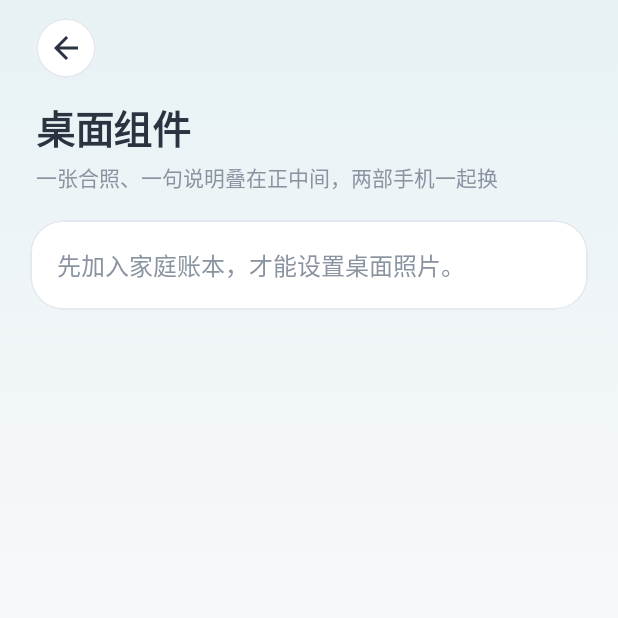
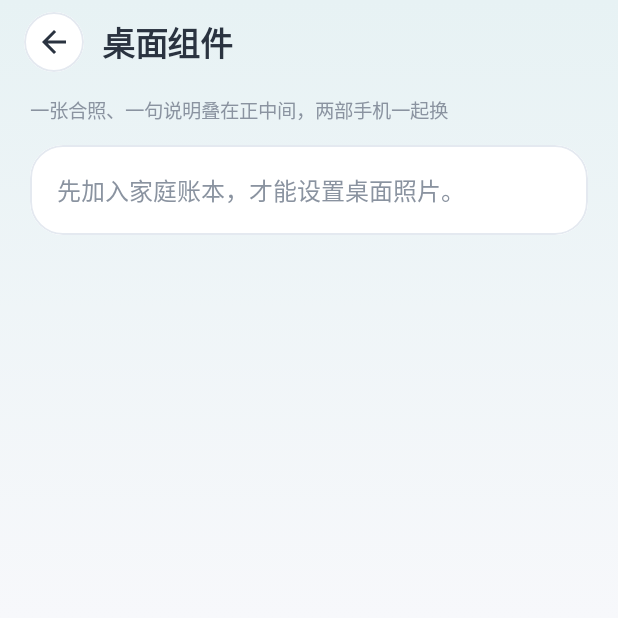
Before and after one commit to anliluZoe/GuanGuanHua, an Android app built with Jetpack Compose: the WidgetScreen screen opened through its navigation route, on a phone screen of 412 x 824 dp, the top half of it. Run offline under Robolectric (Android 15) with nearby library versions, the phone set to English and light mode, and no system bars; libraries missing offline, so code that uses them is left out: androidx.glance, androidx.glance.appwidget; pictures from the network do not load.

Commit message:
我们页去掉重复大头像，编辑页改用紧凑标题
浏览「我们」只在顶栏保留叠放双头像，资料卡改为「我 × 另一半」、家庭码和编辑资料。编辑资料与桌面组件改为返回加标题的顶栏，编辑页只显示自己的头像。家庭码复制仍用原来的 Snackbar。

Co-authored-by: anliluZoe <anliluZoe@users.noreply.github.com>

```diff
--- a/app/src/main/java/com/guanguanhua/app/ui/Avatar.kt
+++ b/app/src/main/java/com/guanguanhua/app/ui/Avatar.kt
@@ -105,6 +105,9 @@ fun MemberAvatar(
     }
 }
 
+/** 对方头像相对「我」向右露出的比例。越小，顶栏双头像叠得越紧。 */
+internal const val STACKED_AVATAR_SHIFT_FRACTION = 0.28f
+
 @Composable
 fun StackedAvatars(
     meName: String,
@@ -116,7 +119,7 @@ fun StackedAvatars(
     modifier: Modifier = Modifier,
     size: Dp = 56.dp,
 ) {
-    val overlap = if (partnerName == null) 0.dp else size * 0.42f
+    val overlap = if (partnerName == null) 0.dp else size * STACKED_AVATAR_SHIFT_FRACTION
     Box(modifier.size(width = size + overlap, height = size)) {
         if (partnerName != null) {
             MemberAvatar(
--- a/app/src/main/java/com/guanguanhua/app/ui/Components.kt
+++ b/app/src/main/java/com/guanguanhua/app/ui/Components.kt
@@ -11,8 +11,10 @@ import androidx.compose.foundation.layout.BoxScope
 import androidx.compose.foundation.layout.Column
 import androidx.compose.foundation.layout.ColumnScope
 import androidx.compose.foundation.layout.IntrinsicSize
+import androidx.compose.foundation.layout.PaddingValues
 import androidx.compose.foundation.layout.Row
 import androidx.compose.foundation.layout.Spacer
+import androidx.compose.foundation.layout.WindowInsets
 import androidx.compose.foundation.layout.fillMaxHeight
 import androidx.compose.foundation.layout.fillMaxSize
 import androidx.compose.foundation.layout.fillMaxWidth
@@ -43,6 +45,7 @@ import androidx.compose.material3.Icon
 import androidx.compose.material3.MaterialTheme
 import androidx.compose.material3.OutlinedTextField
 import androidx.compose.material3.OutlinedTextFieldDefaults
+import androidx.compose.material3.Scaffold
 import androidx.compose.material3.Text
 import androidx.compose.material3.pulltorefresh.PullToRefreshBox
 import androidx.compose.material3.pulltorefresh.PullToRefreshDefaults
@@ -130,6 +133,51 @@ fun SoftCard(
 }
 
 @Composable
+private fun RoundBackButton(onClick: () -> Unit) {
+    val colors = QTheme.colors
+    Box(
+        modifier = Modifier
+            .size(40.dp)
+            .clip(CircleShape)
+            .clickable(onClick = onClick)
+            .background(MaterialTheme.colorScheme.surface)
+            .border(1.dp, colors.lineStrong, CircleShape),
+        contentAlignment = Alignment.Center,
+    ) {
+        Icon(Icons.AutoMirrored.Filled.ArrowBack, contentDescription = "返回", tint = colors.ink)
+    }
+}
+
+/** 二级页紧凑顶栏：返回 + 标题，不放叠放头像。外层 Scaffold 已经处理过系统栏。 */
+@Composable
+fun SubpageScaffold(
+    title: String,
+    onBack: () -> Unit,
+    content: @Composable (PaddingValues) -> Unit,
+) {
+    Scaffold(
+        modifier = Modifier
+            .fillMaxSize()
+            .background(QTheme.colors.screenGlow),
+        containerColor = Color.Transparent,
+        contentWindowInsets = WindowInsets(0.dp, 0.dp, 0.dp, 0.dp),
+        topBar = {
+            Row(
+                modifier = Modifier
+                    .fillMaxWidth()
+                    .padding(horizontal = 16.dp, vertical = 8.dp),
+                verticalAlignment = Alignment.CenterVertically,
+            ) {
+                RoundBackButton(onBack)
+                Spacer(Modifier.width(12.dp))
+                Text(title, style = MaterialTheme.typography.titleLarge, color = QTheme.colors.ink)
+            }
+        },
+        content = content,
+    )
+}
+
+@Composable
 fun PageHeader(
     title: String,
     subtitle: String,
@@ -137,19 +185,6 @@ fun PageHeader(
     leading: (@Composable () -> Unit)? = null,
 ) {
     val colors = QTheme.colors
-    val backButton: @Composable () -> Unit = {
-        Box(
-            modifier = Modifier
-                .size(40.dp)
-                .clip(CircleShape)
-                .clickable(onClick = onBack ?: {})
-                .background(MaterialTheme.colorScheme.surface)
-                .border(1.dp, colors.lineStrong, CircleShape),
-            contentAlignment = Alignment.Center,
-        ) {
-            Icon(Icons.AutoMirrored.Filled.ArrowBack, contentDescription = "返回", tint = colors.ink)
-        }
-    }
     val useInlineRow = leading != null || (onBack != null && colors.isDark)
     if (useInlineRow) {
         Row(
@@ -157,7 +192,7 @@ fun PageHeader(
             verticalAlignment = Alignment.CenterVertically,
         ) {
             if (onBack != null) {
-                backButton()
+                RoundBackButton(onBack)
                 Spacer(Modifier.width(12.dp))
             }
             if (leading != null) {
@@ -173,7 +208,7 @@ fun PageHeader(
     } else {
         Column(modifier = Modifier.fillMaxWidth().padding(horizontal = 4.dp, vertical = 4.dp)) {
             if (onBack != null) {
-                backButton()
+                RoundBackButton(onBack)
                 Spacer(Modifier.height(14.dp))
             }
             Text(title, style = MaterialTheme.typography.headlineSmall, color = MaterialTheme.colorScheme.onBackground)
--- a/app/src/main/java/com/guanguanhua/app/ui/WidgetScreen.kt
+++ b/app/src/main/java/com/guanguanhua/app/ui/WidgetScreen.kt
@@ -73,15 +73,20 @@ fun WidgetScreen(viewModel: AppViewModel, onBack: () -> Unit) {
         if (session.joined) viewModel.refreshWidget()
     }
 
+    SubpageScaffold(title = "桌面组件", onBack = onBack) { innerPadding ->
     Column(
         modifier = Modifier
             .fillMaxSize()
-            .background(QTheme.colors.screenGlow)
             .verticalScroll(rememberScrollState())
+            .padding(innerPadding)
             .padding(horizontal = 20.dp, vertical = 8.dp),
         verticalArrangement = Arrangement.spacedBy(14.dp),
     ) {
-        PageHeader("桌面组件", "一张合照、一句说明叠在正中间，两部手机一起换", onBack = onBack)
+        Text(
+            "一张合照、一句说明叠在正中间，两部手机一起换",
+            color = QTheme.colors.muted,
+            style = MaterialTheme.typography.bodySmall,
+        )
         if (!session.joined) {
             SoftCard(modifier = Modifier.fillMaxWidth()) {
                 Text("先加入家庭账本，才能设置桌面照片。", color = QTheme.colors.muted)
@@ -272,6 +277,7 @@ fun WidgetScreen(viewModel: AppViewModel, onBack: () -> Unit) {
         Spacer(Modifier.height(24.dp))
         }
     }
+    }
 
     if (pickingCustom) {
         val parsedCustom = WidgetCopy.parseCaptionColorRgb(customHex)
```
Also changed, not shown: app/src/main/java/com/guanguanhua/app/ui/ProfileEditScreen.kt (+6 -3 lines), app/src/main/java/com/guanguanhua/app/ui/ProfileScreen.kt (+9 -43 lines), 2 other files.
